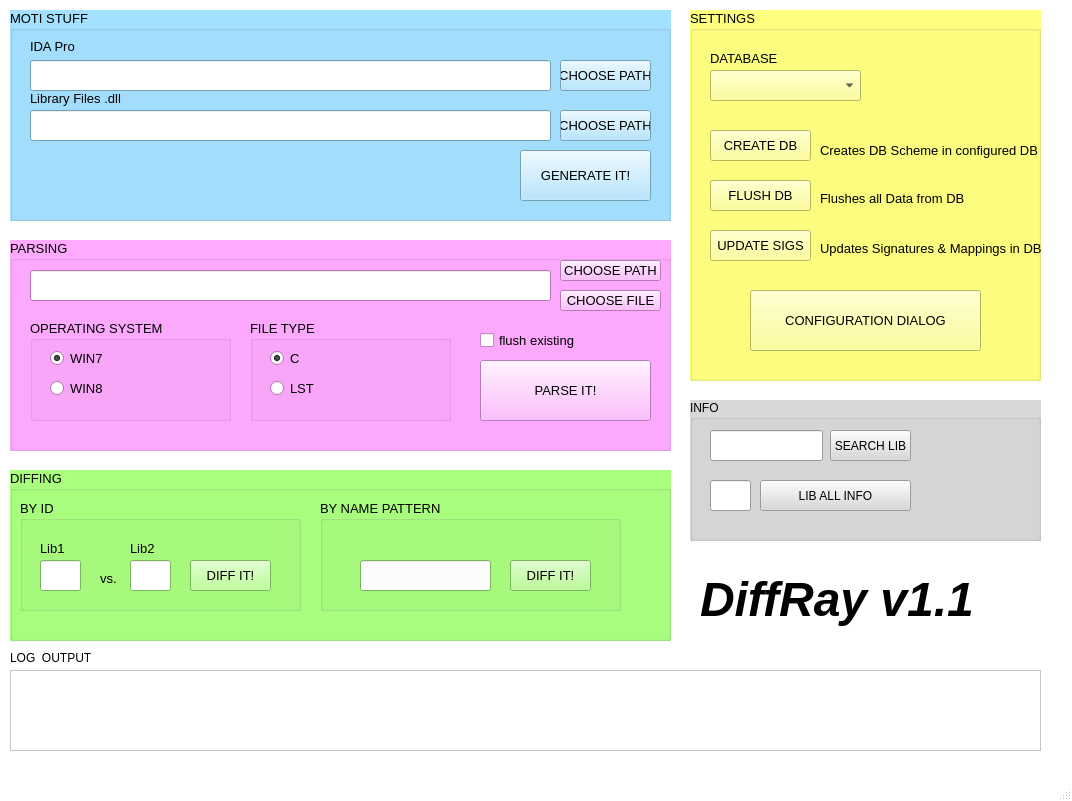
Before: the Qt Designer form de.meins.pocpoc/ui/diffray_main.ui in pinkflawd/DiffRay, drawn with Qt 5.
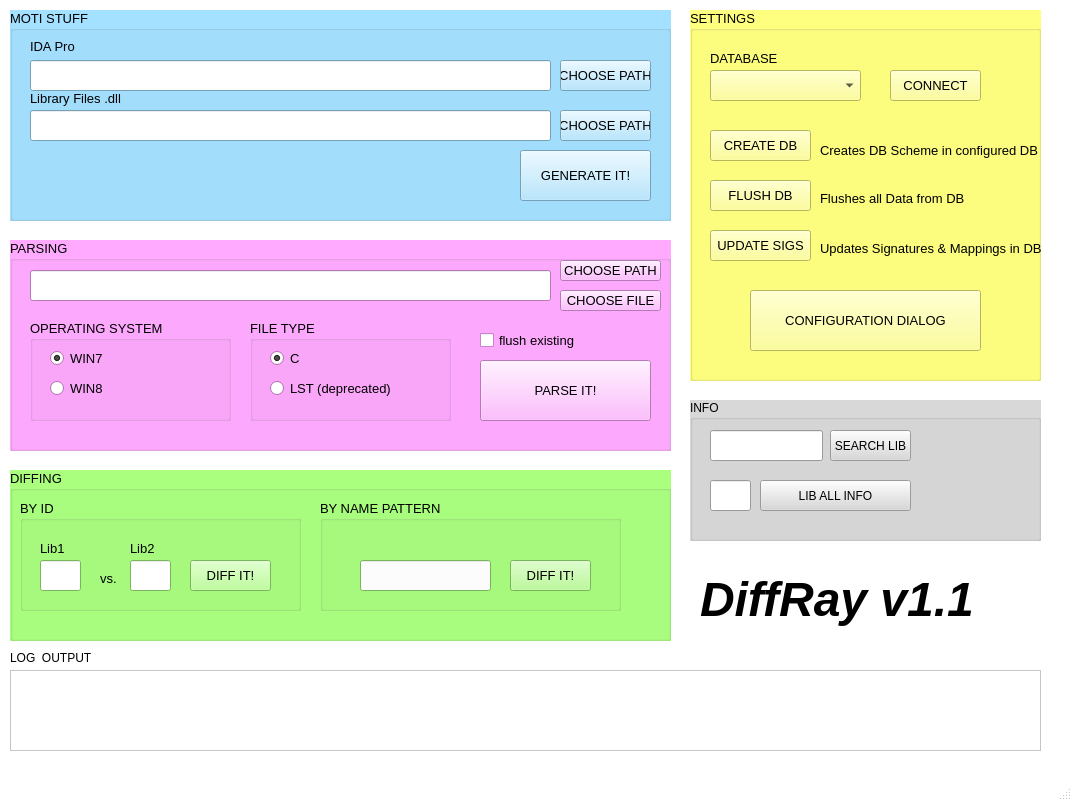
After: the same form once the commit is applied.

Patch:
```diff
--- a/de.meins.pocpoc/ui/diffray_main.ui
+++ b/de.meins.pocpoc/ui/diffray_main.ui
@@ -1596,12 +1596,12 @@
        <rect>
         <x>20</x>
         <y>60</y>
-        <width>111</width>
+        <width>141</width>
         <height>17</height>
        </rect>
       </property>
       <property name="text">
-       <string>LST</string>
+       <string>LST (deprecated)</string>
       </property>
      </widget>
     </widget>
@@ -2816,6 +2816,19 @@
       <string>CONFIGURATION DIALOG</string>
      </property>
     </widget>
+    <widget class="QPushButton" name="button_connect">
+     <property name="geometry">
+      <rect>
+       <x>200</x>
+       <y>60</y>
+       <width>91</width>
+       <height>31</height>
+      </rect>
+     </property>
+     <property name="text">
+      <string>CONNECT</string>
+     </property>
+    </widget>
    </widget>
    <widget class="QGroupBox" name="groupBox_7">
     <property name="geometry">
```
Left out of the diff: 2 changed lines with no effect on the pictures.
